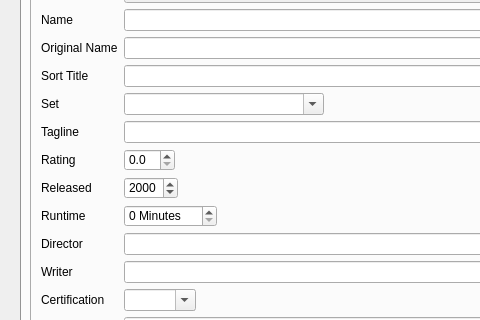
Above: movies/MovieWidget.ui from Komet/MediaElch before the change; both pictures show x 0 to 480 and y 109 to 429 of the 934 by 810 pixel window. Below: the same form after it.
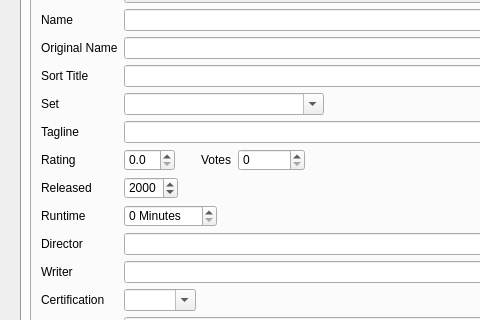
That is the form after the change. Icons and pictures are not drawn. Custom widgets are drawn as their Qt base class.

Commit message: Fixes #173 Added votes for movies

Diff of the .ui file:
```diff
--- a/movies/MovieWidget.ui
+++ b/movies/MovieWidget.ui
@@ -202,16 +202,6 @@
                 </property>
                </widget>
               </item>
-              <item row="7" column="1">
-               <widget class="QDoubleSpinBox" name="rating">
-                <property name="decimals">
-                 <number>1</number>
-                </property>
-                <property name="maximum">
-                 <double>10.000000000000000</double>
-                </property>
-               </widget>
-              </item>
               <item row="8" column="0">
                <widget class="QLabel" name="label_5">
                 <property name="text">
@@ -381,6 +371,50 @@
                 </item>
                </layout>
               </item>
+              <item row="7" column="1">
+               <layout class="QHBoxLayout" name="horizontalLayout_19">
+                <item>
+                 <widget class="QDoubleSpinBox" name="rating">
+                  <property name="decimals">
+                   <number>1</number>
+                  </property>
+                  <property name="maximum">
+                   <double>10.000000000000000</double>
+                  </property>
+                 </widget>
+                </item>
+                <item>
+                 <spacer name="horizontalSpacer_12">
+                  <property name="orientation">
+                   <enum>Qt::Horizontal</enum>
+                  </property>
+                  <property name="sizeType">
+                   <enum>QSizePolicy::Fixed</enum>
+                  </property>
+                  <property name="sizeHint" stdset="0">
+                   <size>
+                    <width>20</width>
+                    <height>20</height>
+                   </size>
+                  </property>
+                 </spacer>
+                </item>
+                <item>
+                 <widget class="QLabel" name="label_35">
+                  <property name="text">
+                   <string>Votes</string>
+                  </property>
+                 </widget>
+                </item>
+                <item>
+                 <widget class="QSpinBox" name="votes">
+                  <property name="maximum">
+                   <number>9999999</number>
+                  </property>
+                 </widget>
+                </item>
+               </layout>
+              </item>
              </layout>
             </item>
            </layout>
```
Left out of the diff: 1 changed line with no effect on the pictures. The commit also changes 8 other files.
